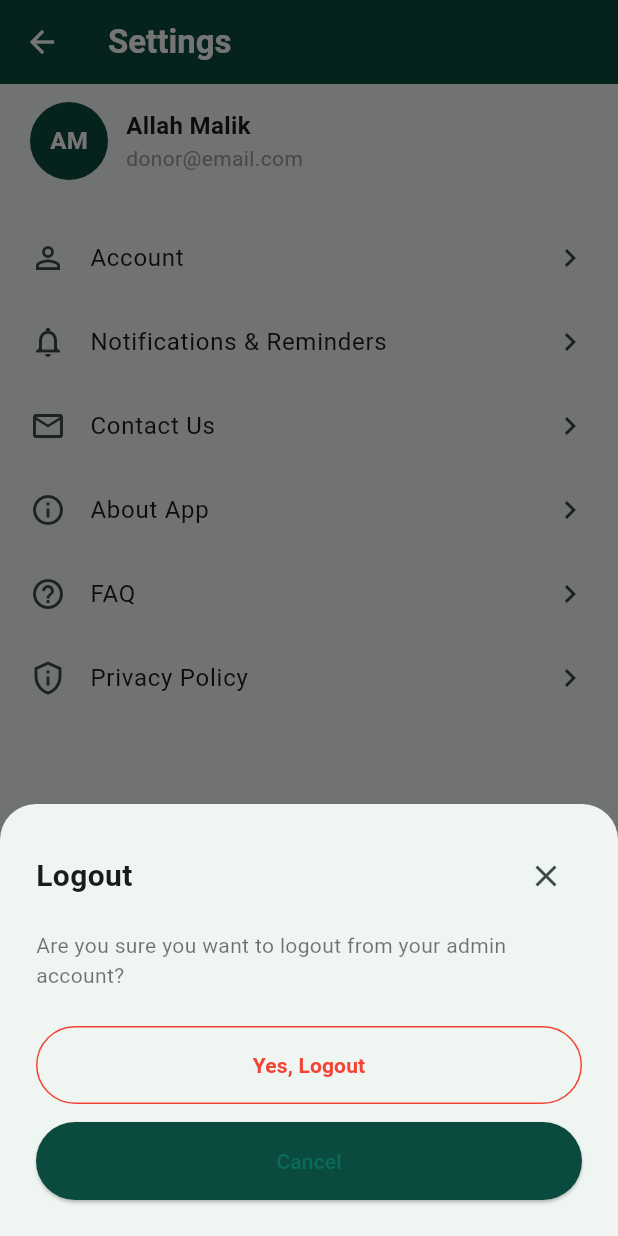
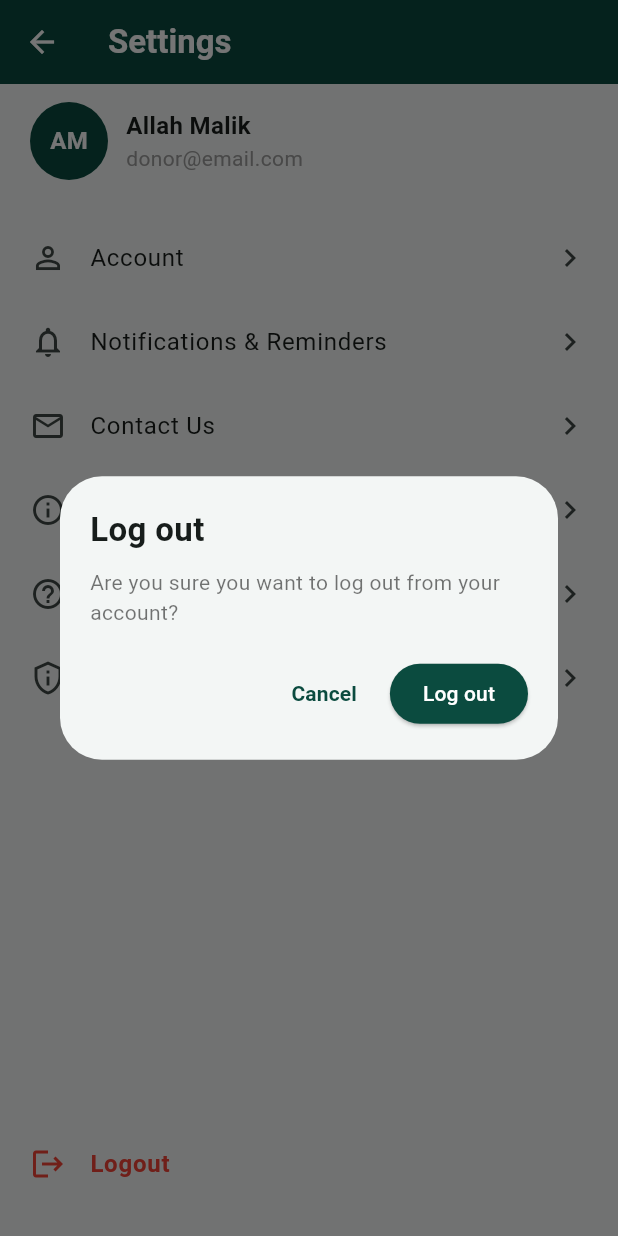
Before and after one commit to bajwahaeysha-jpg/WasteNot, a Flutter app: the SettingsScreen screen opened directly, after a tap on "Logout", on a phone screen of 412 x 824 dp. Run offline on Flutter 3.47's test engine with Material 3 defaults, Android fonts, the phone set to English and light mode, and no system bars; our stand-ins replace cloud_firestore, cloud_functions, file_picker, firebase_auth, firebase_core, firebase_messaging and 8 more; missing offline and left inert: flutter_polyline_points; accounts and stored records are empty.

Commit message:
updated logout flow and UI

```diff
--- a/lib/admin/more/settings/settings_screen.dart
+++ b/lib/admin/more/settings/settings_screen.dart
@@ -5,7 +5,8 @@ import 'package:wastenot/features/admin/more/settings/contacts/contact_screen.da
 import 'package:wastenot/features/admin/more/settings/about/about_screen.dart';
 import 'package:wastenot/features/admin/more/settings/FAQ/faq_screen.dart';
 import 'package:wastenot/features/admin/more/settings/Privacy_Policy/privacy_policy_screen.dart';
-import '../../../../screens/welcome_screen.dart';
+import 'package:wastenot/services/auth_service.dart';
+import 'package:wastenot/navigation/app_navigation_handler.dart';
 
 class SettingsScreen extends StatelessWidget {
   const SettingsScreen({super.key});
@@ -15,17 +16,17 @@ class SettingsScreen extends StatelessWidget {
   @override
   Widget build(BuildContext context) {
     return PopScope(
-      canPop: true, // âœ… MUST be true
+      canPop: true,
       onPopInvokedWithResult: (didPop, result) {
         if (didPop) return;
 
-        /// ðŸ”™ Always go back to Admin Home (root)
+        /// 🔙 Always go back to Admin Home
         Navigator.popUntil(context, (route) => route.isFirst);
       },
       child: Scaffold(
         backgroundColor: const Color(0xFFF7F9F8),
         appBar: AppBar(
-          backgroundColor: const Color(0xFF0B4B3F),
+          backgroundColor: mainGreen,
           elevation: 0,
           iconTheme: const IconThemeData(color: Colors.white),
           title: const Text(
@@ -45,7 +46,7 @@ class SettingsScreen extends StatelessWidget {
 
               const SizedBox(height: 12),
 
-              /// ðŸ§‘ PROFILE HEADER
+              /// 👤 PROFILE HEADER
               Row(
                 children: [
                   const CircleAvatar(
@@ -82,25 +83,15 @@ class SettingsScreen extends StatelessWidget {
               const SizedBox(height: 24),
 
               _tile(context, Icons.person_outline, "Account", const AccountScreen()),
-              _tile(
-                context,
-                Icons.notifications_none,
-                "Notifications & Reminders",
-                const NotificationsScreen(),
-              ),
+              _tile(context, Icons.notifications_none, "Notifications & Reminders", const NotificationsScreen()),
               _tile(context, Icons.mail_outline, "Contact Us", const ContactScreen()),
               _tile(context, Icons.info_outline, "About App", const AboutScreen()),
               _tile(context, Icons.help_outline, "FAQ", const FaqScreen()),
-              _tile(
-                context,
-                Icons.privacy_tip_outlined,
-                "Privacy Policy",
-                const PrivacyPolicyScreen(),
-              ),
+              _tile(context, Icons.privacy_tip_outlined, "Privacy Policy", const PrivacyPolicyScreen()),
 
               const Spacer(),
 
-              /// ðŸšª LOGOUT
+              /// 🚪 LOGOUT (UPDATED ✅)
               ListTile(
                 contentPadding: EdgeInsets.zero,
                 leading: const Icon(Icons.logout, color: Colors.red),
@@ -111,7 +102,7 @@ class SettingsScreen extends StatelessWidget {
                     fontWeight: FontWeight.w600,
                   ),
                 ),
-                onTap: () => _showLogoutSheet(context),
+                onTap: () => _confirmLogout(context),
               ),
 
               const SizedBox(height: 20),
@@ -122,7 +113,7 @@ class SettingsScreen extends StatelessWidget {
     );
   }
 
-  /// ðŸ”¹ REUSABLE TILE
+  /// 🔹 REUSABLE TILE
   static Widget _tile(
     BuildContext context,
     IconData icon,
@@ -143,79 +134,90 @@ class SettingsScreen extends StatelessWidget {
     );
   }
 
-  /// ðŸšª LOGOUT SHEET
-  static void _showLogoutSheet(BuildContext context) {
-    showModalBottomSheet(
+  /// 🔥 DONOR STYLE LOGOUT DIALOG
+  static Future<void> _confirmLogout(BuildContext context) async {
+    final confirmed = await showDialog<bool>(
       context: context,
-      shape: const RoundedRectangleBorder(
-        borderRadius: BorderRadius.vertical(top: Radius.circular(24)),
+      barrierDismissible: false,
+      builder: (dialogContext) {
+        return Dialog(
+          backgroundColor: Colors.transparent,
+          child: Container(
+            padding: const EdgeInsets.all(20),
+            decoration: BoxDecoration(
+              color: const Color(0xFFF3F6F5),
+              borderRadius: BorderRadius.circular(28),
             ),
-      builder: (_) => Padding(
-        padding: const EdgeInsets.all(24),
             child: Column(
               mainAxisSize: MainAxisSize.min,
+              crossAxisAlignment: CrossAxisAlignment.start,
               children: [
+                const Text(
+                  "Log out",
+                  style: TextStyle(
+                    fontSize: 22,
+                    fontWeight: FontWeight.w700,
+                  ),
+                ),
+
+                const SizedBox(height: 10),
+
+                const Text(
+                  "Are you sure you want to log out from your account?",
+                  style: TextStyle(
+                    fontSize: 14,
+                    color: Colors.black54,
+                  ),
+                ),
+
+                const SizedBox(height: 20),
 
                 Row(
+                  mainAxisAlignment: MainAxisAlignment.end,
                   children: [
-                const Text(
-                  "Logout",
+                    TextButton(
+                      onPressed: () => Navigator.pop(dialogContext, false),
+                      child: const Text(
+                        "Cancel",
                         style: TextStyle(
-                    fontSize: 20,
-                    fontWeight: FontWeight.bold,
-                  ),
-                ),
-                const Spacer(),
-                IconButton(
-                  onPressed: () => Navigator.pop(context),
-                  icon: const Icon(Icons.close),
-                ),
-              ],
-            ),
-
-            const SizedBox(height: 12),
-
-            const Text(
-              "Are you sure you want to logout from your admin account?",
-              style: TextStyle(color: Colors.black54),
-            ),
-
-            const SizedBox(height: 24),
-
-            OutlinedButton(
-              style: OutlinedButton.styleFrom(
-                minimumSize: const Size(double.infinity, 52),
-                side: const BorderSide(color: Colors.red),
-              ),
-              onPressed: () {
-                Navigator.pushAndRemoveUntil(
-                  context,
-                  MaterialPageRoute(builder: (_) => const WelcomeScreen()),
-                  (route) => false,
-                );
-              },
-              child: const Text(
-                "Yes, Logout",
-                style: TextStyle(
-                  color: Colors.red,
+                          color: mainGreen,
                           fontWeight: FontWeight.w600,
                         ),
                       ),
                     ),
 
-            const SizedBox(height: 12),
+                    const SizedBox(width: 10),
 
                     ElevatedButton(
                       style: ElevatedButton.styleFrom(
-                minimumSize: const Size(double.infinity, 52),
                         backgroundColor: mainGreen,
+                        padding: const EdgeInsets.symmetric(horizontal: 22, vertical: 10),
+                        shape: RoundedRectangleBorder(
+                          borderRadius: BorderRadius.circular(20),
                         ),
-              onPressed: () => Navigator.pop(context),
-              child: const Text("Cancel"),
+                      ),
+                      onPressed: () => Navigator.pop(dialogContext, true),
+                      child: const Text(
+                        "Log out",
+                        style: TextStyle(color: Colors.white),
+                      ),
+                    ),
+                  ],
                 ),
               ],
             ),
           ),
         );
+      },
+    ) ?? false;
+
+    if (!confirmed || !context.mounted) return;
+
+    /// 🔥 SAME AS DONOR
+    await AuthService().logout();
+
+    if (!context.mounted) return;
+
+    AppNavigationHandler.goToWelcome(context);
   }
 }
```
Also changed, not shown: lib/features/ngo/presentation/screens/home/setting/account/personal_information_screen.dart (+14 -22 lines), 1 other file. Lines whose indentation alone changed are shown as unchanged.
